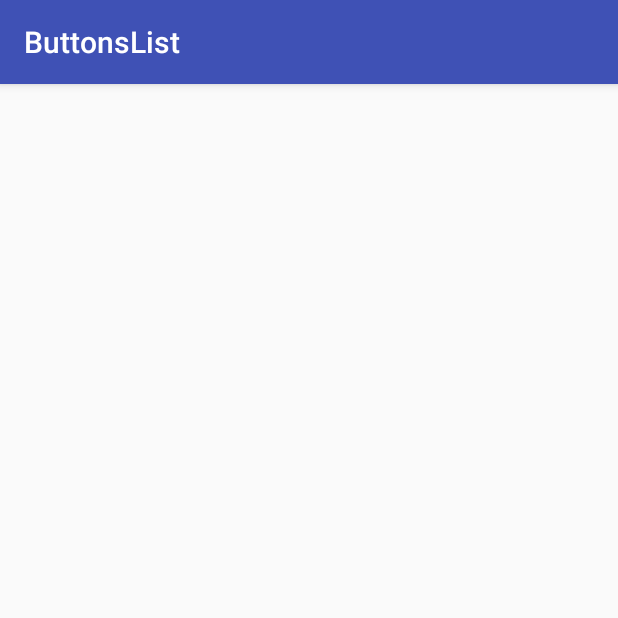
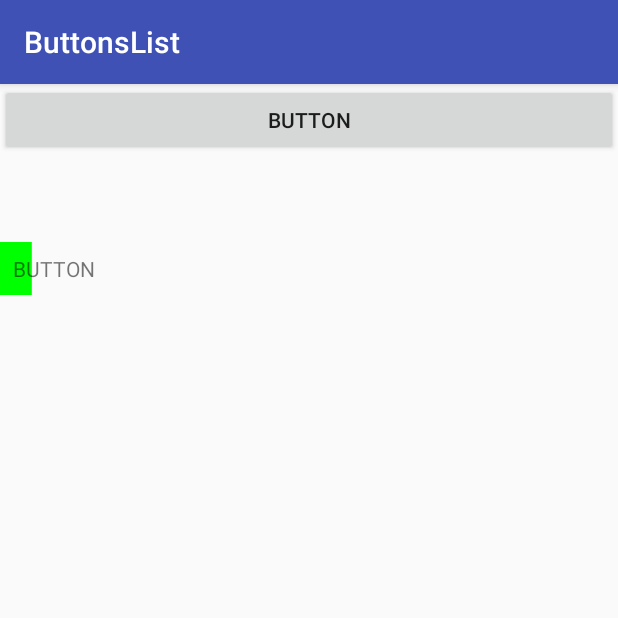
Before and after one commit to roman-nevr/ButtonsList, an Android app: the screen it shows after launch (MainActivity), on a phone screen of 412 x 824 dp, the top half of it. Run offline under Robolectric (Android 15) with nearby library versions, the phone set to English and light mode, and no system bars.

```diff
--- a/app/build.gradle
+++ b/app/build.gradle
@@ -24,7 +24,7 @@ dependencies {
     androidTestCompile('com.android.support.test.espresso:espresso-core:2.2.2', {
         exclude group: 'com.android.support', module: 'support-annotations'
     })
-    compile 'com.android.support:appcompat-v7:25.2.0'
+    compile 'com.android.support:appcompat-v7:25.0.2'
     testCompile 'junit:junit:4.12'
     compile 'com.android.support:design:25.1.0'
 }
--- a/app/src/main/AndroidManifest.xml
+++ b/app/src/main/AndroidManifest.xml
@@ -11,9 +11,11 @@
         <activity android:name=".MainActivity">
             <intent-filter>
                 <action android:name="android.intent.action.MAIN"/>
-
                 <category android:name="android.intent.category.LAUNCHER"/>
             </intent-filter>
+
+        </activity>
+        <activity android:name=".HandlerTestActivity">
         </activity>
     </application>
 
--- a/app/src/main/java/org/berendeev/buttonslist/MainActivity.java
+++ b/app/src/main/java/org/berendeev/buttonslist/MainActivity.java
@@ -8,6 +8,7 @@ public class MainActivity extends AppCompatActivity {
     @Override
     protected void onCreate(Bundle savedInstanceState) {
         super.onCreate(savedInstanceState);
-        setContentView(R.layout.activity_main);
+        setContentView(R.layout.test_layout);
+
     }
 }
--- /dev/null
+++ b/app/src/main/java/org/berendeev/buttonslist/domain/InteractorExecutor.java
@@ -0,0 +1,5 @@
+package org.berendeev.buttonslist.domain;
+
+public interface InteractorExecutor {
+    public void execute(Runnable runnable);
+}
--- a/app/src/main/java/org/berendeev/buttonslist/views/FilledButton.java
+++ b/app/src/main/java/org/berendeev/buttonslist/views/FilledButton.java
@@ -1,20 +1,62 @@
 package org.berendeev.buttonslist.views;
 
 import android.content.Context;
+import android.graphics.Canvas;
+import android.graphics.Color;
+import android.graphics.Paint;
 import android.util.AttributeSet;
-import android.widget.Button;
+import android.widget.TextView;
 
 
-public class FilledButton extends Button {
+public class FilledButton extends android.support.v7.widget.AppCompatTextView {
+
+    private float fill;
+    private Paint fillPaint;
+    private String text;
+    private Paint textPaint;
+
     public FilledButton(Context context) {
         super(context);
+        init();
     }
 
     public FilledButton(Context context, AttributeSet attrs) {
         super(context, attrs);
+        init();
     }
 
     public FilledButton(Context context, AttributeSet attrs, int defStyleAttr) {
         super(context, attrs, defStyleAttr);
+        init();
+    }
+
+    private void init(){
+        fillPaint = new Paint();
+        fillPaint.setColor(Color.GREEN);
+        textPaint = new Paint();
+        textPaint.setColor(Color.BLACK);
+        textPaint.setTextAlign(Paint.Align.CENTER);
+        textPaint.setTextSize(getTextSize());
+        text = "";
+        fill = 0.3f;
+        this.setText(text);
+    }
+
+    @Override protected void onDraw(Canvas canvas) {
+        canvas.drawRect(0,0, getWidth()*fill, getHeight(), fillPaint);
+        //canvas.drawText("But", getWidth() / 2, getHeight() / 2, textPaint);
+        super.onDraw(canvas);
+    }
+
+    public float getFill() {
+        return fill;
+    }
+
+    public void setFill(float fill) {
+        this.fill = fill;
+    }
+
+    public void setText(String text){
+        this.text = text;
     }
 }
--- /dev/null
+++ b/app/src/main/res/layout/test_layout.xml
@@ -0,0 +1,31 @@
+<?xml version="1.0" encoding="utf-8"?>
+<LinearLayout xmlns:android="http://schemas.android.com/apk/res/android"
+              xmlns:tools="http://schemas.android.com/tools"
+              android:orientation="vertical"
+              android:layout_width="match_parent"
+              android:layout_height="match_parent">
+
+    <Button
+        android:text="Button"
+        android:layout_width="match_parent"
+        android:layout_height="wrap_content"
+        android:id="@+id/handler_button"/>
+
+    <TextView
+        android:text=""
+        android:layout_width="match_parent"
+        android:layout_height="wrap_content"
+        android:textSize="20dp"
+        android:layout_marginTop="30dp"
+        android:id="@+id/handler_text_view"
+        android:gravity="center"
+        tools:text="TextView"/>
+
+
+    <org.berendeev.buttonslist.views.FilledButton
+        android:layout_width="wrap_content"
+        android:layout_height="wrap_content"
+        android:gravity="center"
+        android:padding="8dp"
+        android:text="BUTTON"/>
+</LinearLayout>
--- a/build.gradle
+++ b/build.gradle
@@ -5,7 +5,7 @@ buildscript {
         jcenter()
     }
     dependencies {
-        classpath 'com.android.tools.build:gradle:2.2.3'
+        classpath 'com.android.tools.build:gradle:2.3.0'
 
         // NOTE: Do not place your application dependencies here; they belong
         // in the individual module build.gradle files
```
Also changed, not shown: app/src/main/java/org/berendeev/buttonslist/HandlerTestActivity.java (added, +81 -0 lines), app/src/main/java/org/berendeev/buttonslist/domain/GetListInteractor.java (added, +17 -0 lines), app/src/main/java/org/berendeev/buttonslist/domain/Interactor.java (added, +55 -0 lines), gradle/wrapper/gradle-wrapper.properties, 2 other files.
